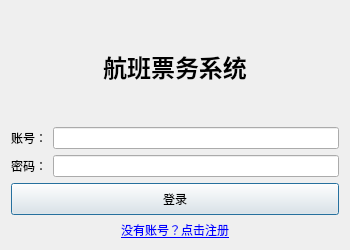
Qt form login.ui (sheldonshi115/Flight_Tickets_System-FlyOver-) before a commit.
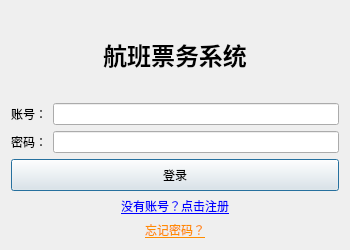
The same form after that commit.

Commit message: 现在可以通过邮箱找回密码，记住需要修改emailconfig.cpp中的邮箱（自己的），以及qq邮箱给的码（需要在自己的邮箱手动开启SMTP）

The edit to the form file:
```diff
--- a/login.ui
+++ b/login.ui
@@ -103,6 +103,16 @@
        </property>
       </widget>
      </item>
+     <item>
+      <widget class="QPushButton" name="forgotPasswordLink">
+       <property name="text">
+        <string>忘记密码？</string>
+       </property>
+       <property name="styleSheet">
+        <string notr="true">color: rgb(255, 140, 0); text-decoration: underline; background-color: transparent; border: none;</string>
+       </property>
+      </widget>
+     </item>
     </layout>
    </item>
   </layout>
```
The commit also changes 20 other files.
